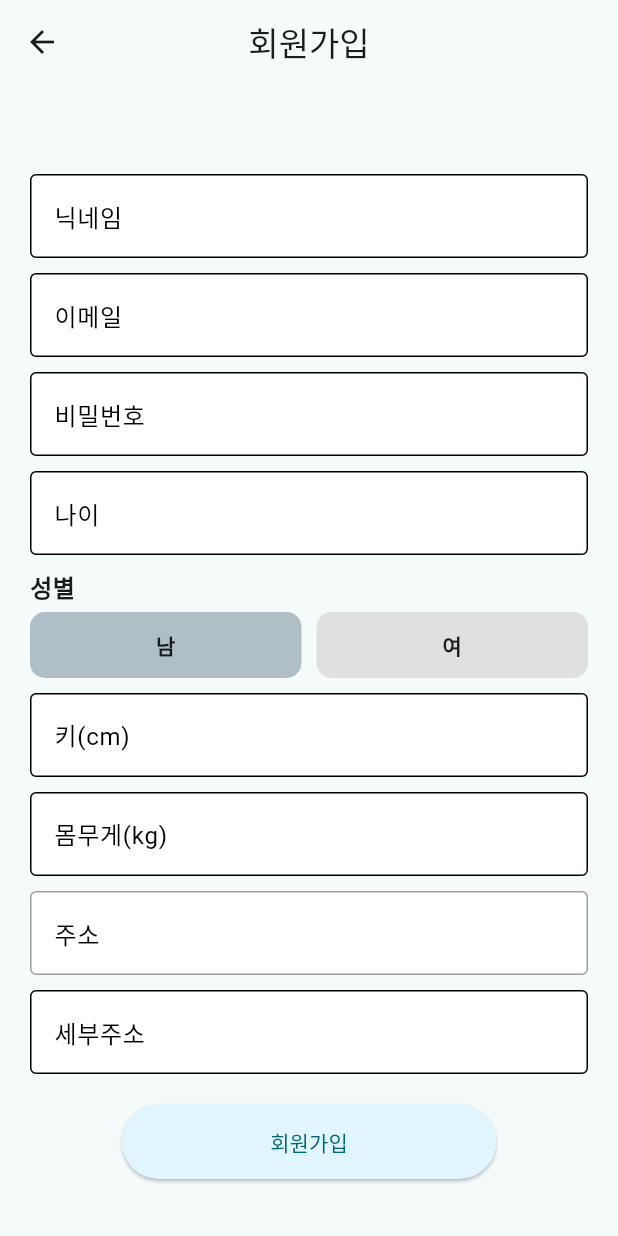
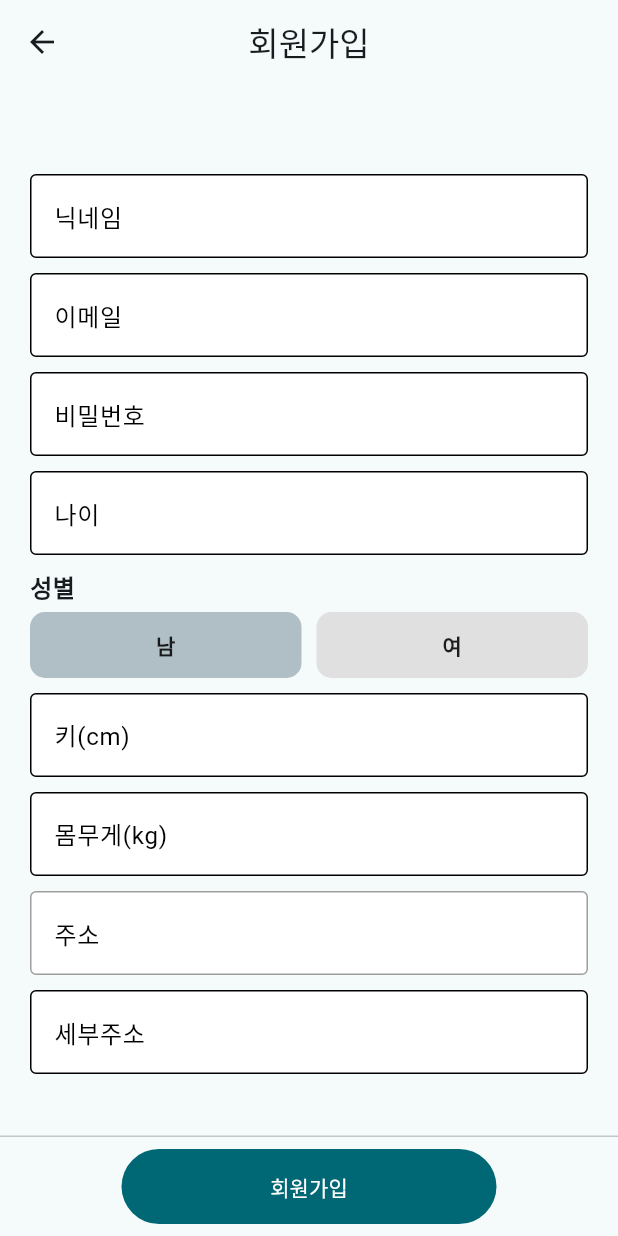
Before and after one commit to suhunPark38/bodyguard, a Flutter app: the screen it shows after launch, after a tap on "회원가입", on a phone screen of 412 x 824 dp. Run offline on Flutter 3.47's test engine with Material 3 defaults, Android fonts, the phone set to English and light mode, and no system bars; our stand-ins replace auto_size_text, carousel_slider, cloud_firestore, drift, firebase_auth, firebase_core and 7 more; missing offline and left inert: carp_serializable, flutter_naver_map, health; accounts and stored records are empty; generated files the repository leaves out were written again; Roboto replaces fonts that are missing (Pretendard).

Commit message:
로그인 및 회원가입 ui ux 수정

```diff
--- a/lib/main.dart
+++ b/lib/main.dart
@@ -10,7 +10,7 @@ import 'package:bodyguard/providers/shopping_provider.dart';
 import 'package:bodyguard/services/user_firebase.dart';
 import 'package:bodyguard/providers/user_info_provider.dart';
 import 'package:bodyguard/utils/health_util.dart';
-import 'package:bodyguard/widgets/login.dart';
+import 'package:bodyguard/screens/login_page/login.dart';
 import 'package:firebase_auth/firebase_auth.dart';
 import 'package:flutter/material.dart';
 import 'package:flutter_localizations/flutter_localizations.dart';
--- a/lib/screens/identity_page/identity_page.dart
+++ b/lib/screens/identity_page/identity_page.dart
@@ -47,7 +47,7 @@ class _IdentityPage extends State<IdentityPage> {
                 Icon(Icons.face, size: 40),
                 Consumer<UserInfoProvider>(
                     builder: (context ,userInfo, child){
-                      return userIDTitle(context, " 님 안녕하세요.");
+                      return userIDTitle(context, "님 안녕하세요.");
                     }),
                 Spacer(),
                 Align(
--- a/lib/widgets/login.dart
+++ b/lib/screens/login_page/login.dart
@@ -1,11 +1,11 @@
 import 'dart:developer';
 import 'package:bodyguard/widgets/forget_password.dart';
-import 'package:bodyguard/widgets/sign_up.dart';
+import 'package:bodyguard/screens/sign_up_page/sign_up.dart';
 import 'package:flutter/material.dart';
 
-import '../services/auth_service.dart';
-import '../utils/regExp.dart';
-import 'custom_form.dart';
+import '../../services/auth_service.dart';
+import '../../utils/regExp.dart';
+import '../../widgets/custom_form.dart';
 
 class Login extends StatefulWidget {
   const Login({Key? key}) : super(key: key);
@@ -16,55 +16,77 @@ class Login extends StatefulWidget {
 
 class _LoginState extends State<Login> {
   bool isLoading = false;
+  bool isButtonEnabled = false;
   TextEditingController id = TextEditingController();
   TextEditingController pw = TextEditingController();
   final GlobalKey<FormState> _formKey = GlobalKey<FormState>();
   FocusNode _emailFocus = FocusNode();
   FocusNode _passwordFocus = FocusNode();
-  //final pwtext = "특수문자, 대소문자, 숫자 포함 8자 이상 15자 이내로 입력하세요.";
   String pwtext = "6자 이상으로 입력하세요";
 
   @override
+  void initState() {
+    super.initState();
+    id.addListener(_validateForm);
+    pw.addListener(_validateForm);
+  }
+
+  @override
+  void dispose() {
+    id.removeListener(_validateForm);
+    pw.removeListener(_validateForm);
+    id.dispose();
+    pw.dispose();
+    super.dispose();
+  }
+
+  void _validateForm() {
+    bool isFormValid = id.text.isNotEmpty && pw.text.isNotEmpty;
+    if (isFormValid != isButtonEnabled) {
+      setState(() {
+        isButtonEnabled = isFormValid;
+      });
+    }
+  }
+
+  @override
   Widget build(BuildContext context) {
-    double topPadding =
-        MediaQuery.of(context).size.height * 0.1; // 화면 높이의 10%를 상단 패딩으로 설정
-    double betweenPadding =
-        MediaQuery.of(context).size.height * 0.02; // 화면 높이의 2%를 위젯 간 간격으로 설정
+    double topPadding = MediaQuery.of(context).size.height * 0.1;
+    double betweenPadding = MediaQuery.of(context).size.height * 0.02;
 
     return Scaffold(
       body: SingleChildScrollView(
-        // 스크롤뷰로 전체 내용을 감싼다.
-        physics: const BouncingScrollPhysics(), // 스크롤 기능 비활성화
+        physics: const BouncingScrollPhysics(),
         child: Center(
           child: Column(
             mainAxisAlignment: MainAxisAlignment.center,
             children: [
-              SizedBox(height: topPadding), // 동적 상단 패딩
+              SizedBox(height: topPadding),
               Image.asset(
                 "assets/body_logo_icon.png",
                 width: MediaQuery.of(context).size.width * 0.5,
                 height: MediaQuery.of(context).size.width * 0.5,
               ),
-              SizedBox(height: betweenPadding), // 동적 간격
+              SizedBox(height: betweenPadding),
               Form(
                 key: _formKey,
                 child: Column(
                   children: [
                     CustomForm().buildTextField(
-                      label: "이메일", // 이메일
+                      label: "이메일",
                       controller: id,
                       focusNode: _emailFocus,
                       keyboardType: TextInputType.emailAddress,
                       regExp: REGEXP.email,
                     ),
                     CustomForm().buildTextField(
-                      label: "비밀번호", // 비밀번호
+                      label: "비밀번호",
                       controller: pw,
                       focusNode: _passwordFocus,
                       obscureText: true,
                       keyboardType: TextInputType.visiblePassword,
                       regExp: REGEXP.password,
-                      errorText: "6자 이상 입력하세요"
+                      errorText: pwtext,
                     ),
                   ],
                 ),
@@ -77,38 +99,39 @@ class _LoginState extends State<Login> {
                 builder: (context) {
                   return Container(
                     margin: EdgeInsets.symmetric(horizontal: 30.0),
-                    child: ElevatedButton(
-                      onPressed: () async {
+                    child: FilledButton(
+                      onPressed: isButtonEnabled
+                          ? () async {
                         if (_formKey.currentState?.validate() != true) {
-                          // 유효성 검사가 true가 아니면
-                          return; // 더 이상 진행하지 않음
+                          return;
                         }
                         setState(() {
                           isLoading = true;
                         });
                         log("받은 id 비번: ${id.text} ${pw.text}");
-                        String? result = await Auth().userLogin(email: id.text.trim(), pw: pw.text.trim());
+                        String? result = await Auth().userLogin(
+                            email: id.text.trim(), pw: pw.text.trim());
 
                         setState(() {
-                          isLoading = false; // 로딩 종료
+                          isLoading = false;
                         });
 
                         if (result != null) {
-                          // 로그인 실패, 결과 변수에서 오류 메시지를 사용합니다.
-                          ScaffoldMessenger.of(context).showSnackBar(SnackBar(
-                            content: Text("로그인에 실패했습니다: $result"),  // 로그인 실패 메시지 출력
+                          ScaffoldMessenger.of(context).showSnackBar(
+                            SnackBar(
+                              content: Text("로그인에 실패했습니다: $result"),
                               duration: Duration(seconds: 2),
-                          ));
+                            ),
+                          );
                         }
-                      },
+                      }
+                          : null,
                       child: isLoading
                           ? CircularProgressIndicator(
-                        valueColor:
-                        AlwaysStoppedAnimation<Color>(Colors.white),
+                        valueColor: AlwaysStoppedAnimation<Color>(Colors.white),
                       )
                           : Text("로그인"),
-                      style: ElevatedButton.styleFrom(
-                        backgroundColor: Colors.lightBlue[50],
+                      style: FilledButton.styleFrom(
                         minimumSize: Size(250, 50),
                       ),
                     ),
@@ -120,16 +143,16 @@ class _LoginState extends State<Login> {
                   Navigator.push(
                     context,
                     MaterialPageRoute(
-                        builder: (context) => SignUp(), // SignUp을 여러분의 회원가입 페이지 위젯으로 대체하세요
+                      builder: (context) => SignUp(),
                     ),
                   );
                 },
-                  child: Text("회원가입")),
+                child: Text("회원가입"),
+              ),
             ],
           ),
         ),
       ),
     );
   }
-
 }
--- a/lib/widgets/sign_Up.dart
+++ b/lib/screens/sign_up_page/sign_up.dart
@@ -1,15 +1,11 @@
 import 'package:bodyguard/model/user_model.dart';
-import 'package:bodyguard/providers/health_data_provider.dart';
 import 'package:bodyguard/services/user_firebase.dart';
 import 'package:bodyguard/widgets/custom_form.dart';
 import 'package:bodyguard/widgets/search_address.dart';
-import 'package:cloud_firestore/cloud_firestore.dart';
-import 'package:flutter/cupertino.dart';
 import 'package:flutter/material.dart';
-import 'package:provider/provider.dart';
 
-import '../services/auth_service.dart';
-import '../utils/regExp.dart';
+import '../../services/auth_service.dart';
+import '../../utils/regExp.dart';
 
 class SignUp extends StatefulWidget {
   const SignUp({Key? key}) : super(key: key);
@@ -65,6 +61,76 @@ class _SignUpState extends State<SignUp> {
           child: userInfo(),
         ),
       ),
+        persistentFooterButtons:[
+          Center(
+            child: FilledButton(
+              onPressed: () async {
+                setState(() {
+                  isLoading = true;
+                });
+                print(controllers[3].text);
+                if (_formKey.currentState!.validate()) {
+                  var result = await Auth().createUser(
+                    email: controllers[1].text.trim(),
+                    pw: controllers[2].text.trim(),
+                  );
+                  if (result is String) {
+                    // 문자열 반환 시, 에러 메시지로 간주하고 스낵바를 표시
+                    controllers[1].text = "";
+                    _formKey.currentState!.validate();
+                    ScaffoldMessenger.of(context)
+                        .showSnackBar(SnackBar(content: Text(result)));
+                  } else {
+                    print("시작");
+                    if (selectedadress != null) {
+                      // UserCredential 객체가 반환됐다면 데이터베이스에 사용자 정보 저장
+                      if (UserFirebase().createUserInfo(
+                          uid: Auth().getUid(result),
+                          user: UserInfoModel.fromJson({
+                            "nickName": controllers[0].text.trim(),
+                            "email": controllers[1].text.trim(),
+                            "age": controllers[3].text.trim(),
+                            "gender": controllers[4].text.trim(),
+                            "height": controllers[5].text.trim(),
+                            "weight": controllers[6].text.trim(),
+                            "roadAddress": controllers[7].text.trim(),
+                            "detailAddress": controllers[8].text.trim(),
+                            "NLatLng": [
+                              selectedadress!['x'],
+                              selectedadress!['y']
+                            ],
+
+                          })) !=
+                          null) {
+                        print("성공?");
+                      }
+                    } else {
+                      ScaffoldMessenger.of(context)
+                          .showSnackBar(SnackBar(content: Text('주소를 선택해주세요')));
+                    }
+                    setState(() {
+                      isLoading = false; // 로딩 종료
+                    });
+
+                    Navigator.pop(context);
+                  }
+                }
+                setState(() {
+                  isLoading = false; // 로딩 종료
+                });
+              },
+              child: isLoading
+                  ? CircularProgressIndicator(
+                valueColor: AlwaysStoppedAnimation<Color>(Colors.white),
+              )
+                  : Text("회원가입"),
+              style: FilledButton.styleFrom(
+                minimumSize: Size(250, 50),
+              ),
+            ),
+          ),
+
+        ]
     );
   }
 
@@ -168,73 +234,6 @@ class _SignUpState extends State<SignUp> {
             ),
           ),
           SizedBox(height: 20),
-          ElevatedButton(
-            onPressed: () async {
-              setState(() {
-                isLoading = true;
-              });
-              print(controllers[3].text);
-              if (_formKey.currentState!.validate()) {
-                var result = await Auth().createUser(
-                  email: controllers[1].text.trim(),
-                  pw: controllers[2].text.trim(),
-                );
-                if (result is String) {
-                  // 문자열 반환 시, 에러 메시지로 간주하고 스낵바를 표시
-                  controllers[1].text = "";
-                  _formKey.currentState!.validate();
-                  ScaffoldMessenger.of(context)
-                      .showSnackBar(SnackBar(content: Text(result)));
-                } else {
-                  print("시작");
-                  if (selectedadress != null) {
-                    // UserCredential 객체가 반환됐다면 데이터베이스에 사용자 정보 저장
-                    if (UserFirebase().createUserInfo(
-                            uid: Auth().getUid(result),
-                            user: UserInfoModel.fromJson({
-                              "nickName": controllers[0].text.trim(),
-                              "email": controllers[1].text.trim(),
-                              "age": controllers[3].text.trim(),
-                              "gender": controllers[4].text.trim(),
-                              "height": controllers[5].text.trim(),
-                              "weight": controllers[6].text.trim(),
-                              "roadAddress": controllers[7].text.trim(),
-                              "detailAddress": controllers[8].text.trim(),
-                              "NLatLng": [
-                                selectedadress!['x'],
-                                selectedadress!['y']
-                              ],
-
-                            })) !=
-                        null) {
-                      print("성공?");
-                    }
-                  } else {
-                    ScaffoldMessenger.of(context)
-                        .showSnackBar(SnackBar(content: Text('주소를 선택해주세요')));
-                  }
-                  setState(() {
-                    isLoading = false; // 로딩 종료
-                  });
-
-                  Navigator.pop(context);
-                }
-              }
-              setState(() {
-                isLoading = false; // 로딩 종료
-              });
-            },
-            child: isLoading
-                ? CircularProgressIndicator(
-                    valueColor: AlwaysStoppedAnimation<Color>(Colors.white),
-                  )
-                : Text("회원가입"),
-            style: ElevatedButton.styleFrom(
-              backgroundColor: Colors.lightBlue[50],
-              minimumSize: Size(250, 50),
-            ),
-          ),
-          SizedBox(height: 30),
         ],
       ),
     );
```
Also changed, not shown: lib/screens/identity_page/myInfo_detail_page.dart (+8 -7 lines). Lines whose indentation alone changed are shown as unchanged.
